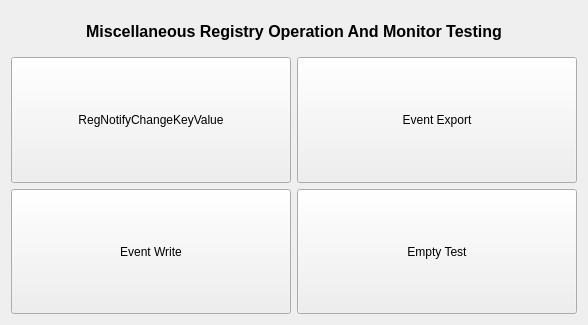
Before: the Qt Designer form QtGuiApplicationTest/QtGuiApplicationTest/Miscellaneous/MiscellaneousWinRegistry.ui in xautshuanglong/QtLearningRepository, drawn with Qt 5.
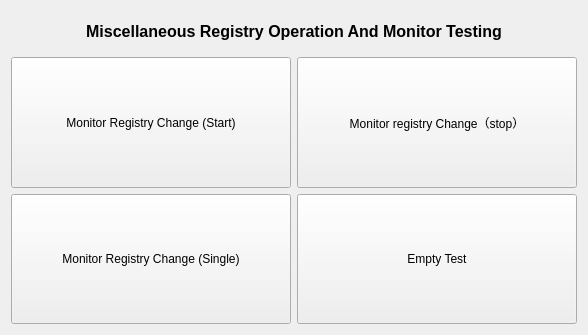
After: the same form once the commit is applied. Custom widgets are drawn as their Qt base class.

Diff of the .ui file:
```diff
--- a/QtGuiApplicationTest/QtGuiApplicationTest/Miscellaneous/MiscellaneousWinRegistry.ui
+++ b/QtGuiApplicationTest/QtGuiApplicationTest/Miscellaneous/MiscellaneousWinRegistry.ui
@@ -7,7 +7,7 @@
     <x>0</x>
     <y>0</y>
     <width>588</width>
-    <height>325</height>
+    <height>335</height>
    </rect>
   </property>
   <property name="windowTitle">
@@ -67,7 +67,7 @@
         </size>
        </property>
        <property name="text">
-        <string>RegNotifyChangeKeyValue</string>
+        <string>Monitor Registry Change (Start)</string>
        </property>
       </widget>
      </item>
@@ -80,7 +80,7 @@
         </sizepolicy>
        </property>
        <property name="text">
-        <string>Event Export</string>
+        <string>Monitor registry Change（stop）</string>
        </property>
       </widget>
      </item>
@@ -93,7 +93,7 @@
         </sizepolicy>
        </property>
        <property name="text">
-        <string>Event Write</string>
+        <string>Monitor Registry Change (Single)</string>
        </property>
       </widget>
      </item>
```
Left out of the diff: 4 changed lines with no effect on the pictures.
